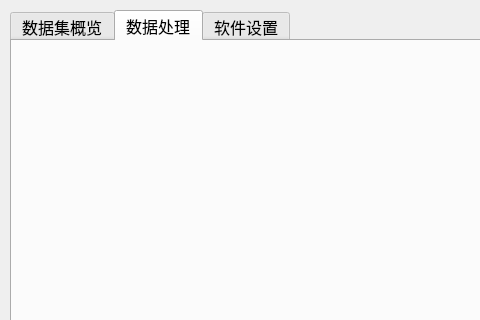
The window that ui/uifiles/dataset_view.ui (kslz/sound_dataset_tools2) describes before a commit, drawn with Qt 5; both pictures show x 0 to 480 and y 0 to 320 of the 1200 by 800 pixel window.
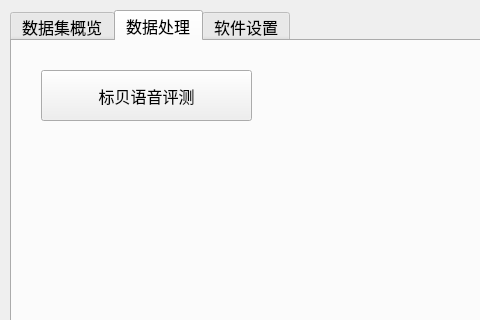
The same window after the commit. The open tabs and pages were chosen to show the change.

Commit message: 设计标贝语音评测界面

What changed in the file:
```diff
--- a/ui/uifiles/dataset_view.ui
+++ b/ui/uifiles/dataset_view.ui
@@ -200,7 +200,21 @@
      </attribute>
      <layout class="QVBoxLayout" name="verticalLayout">
       <item>
-       <widget class="QWidget" name="widget" native="true"/>
+       <widget class="QWidget" name="widget" native="true">
+        <widget class="QPushButton" name="pushButton_biaobei_pingce">
+         <property name="geometry">
+          <rect>
+           <x>20</x>
+           <y>20</y>
+           <width>211</width>
+           <height>51</height>
+          </rect>
+         </property>
+         <property name="text">
+          <string>标贝语音评测</string>
+         </property>
+        </widget>
+       </widget>
       </item>
      </layout>
     </widget>
```
The commit also changes 1 other file.
